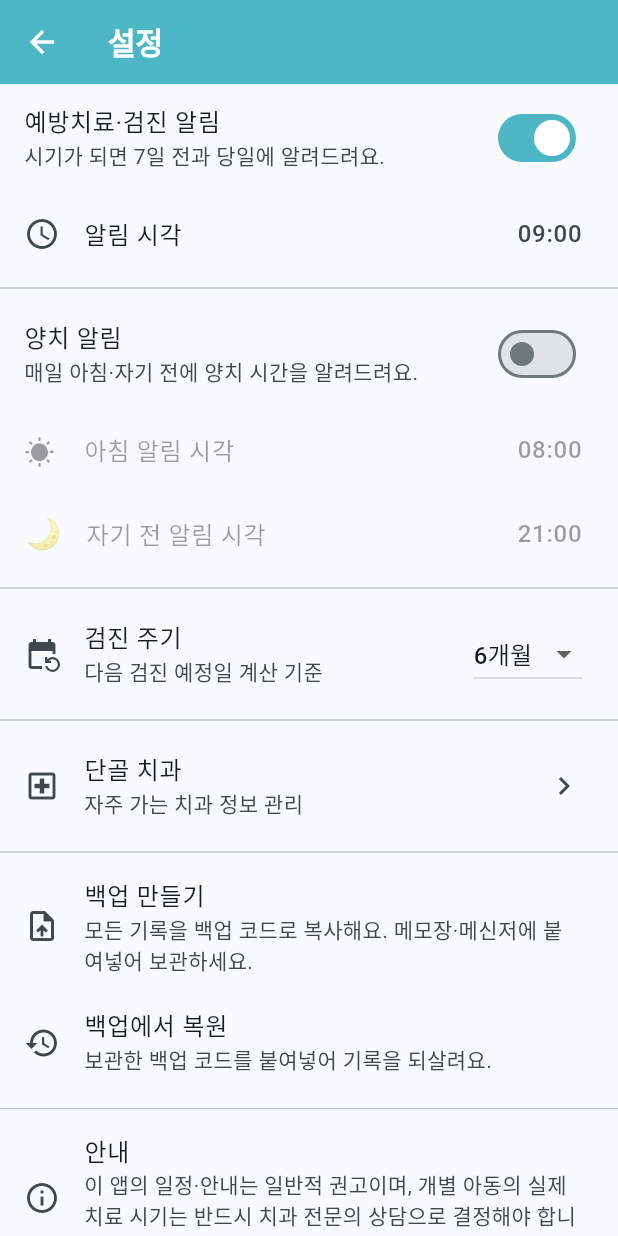
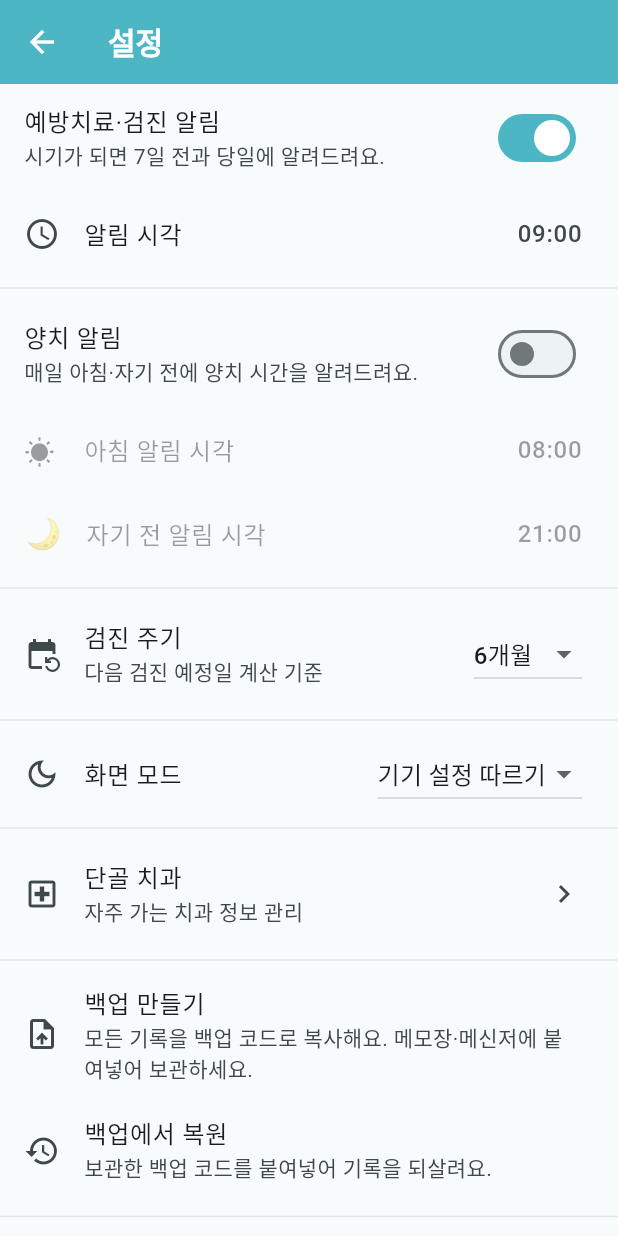
Before and after one commit to youahleum/kids-dental-care, a Flutter app: the screen it shows after launch, after a tap on the "settings" icon, on a phone screen of 412 x 824 dp. Run offline on Flutter 3.47's test engine with Material 3 defaults, Android fonts, the phone set to English and light mode, and no system bars; our stand-ins replace drift, drift_flutter, flutter_local_notifications, flutter_riverpod, go_router, shared_preferences and 1 more; accounts and stored records are empty; generated files the repository leaves out were written again.

Commit message:
feat: 다크 모드 - 설정에서 기기 설정 따르기/밝게/어둡게
- AppTheme을 밝기별 팔레트(바탕·표면·옅은 채움·테두리·강조 글자)로 재구성, dark 테마 추가
- 설정에 '화면 모드' 선택 추가 (저장·복원, 기본은 기기 설정 따르기)
- 화면 곳곳의 하드코딩된 밝은 색을 테마 색(colorScheme)으로 교체
  (홈 헤더·진행 막대·상태 배지, 양치 버튼·스티커 판, AI 상담 말풍선·입력창,
   타임라인 안내 배너·아이콘, 치아 범례)
- 상태 배지 글자는 어두운 모드에서 밝게 바꿔 대비 확보

Co-Authored-By: Claude Opus 5.5 <noreply@anthropic.com>

```diff
--- a/lib/app.dart
+++ b/lib/app.dart
@@ -1,18 +1,28 @@
 import 'package:flutter/material.dart';
+import 'package:flutter_riverpod/flutter_riverpod.dart';
 
 import 'core/router/app_router.dart';
 import 'core/theme/app_theme.dart';
+import 'domain/models/app_settings.dart';
+import 'features/settings/settings_controller.dart';
 
-/// 앱 루트 위젯. 테마와 라우터를 연결한다.
-class KidsDentalApp extends StatelessWidget {
+/// 앱 루트 위젯. 테마(밝게/어둡게)와 라우터를 연결한다.
+class KidsDentalApp extends ConsumerWidget {
   const KidsDentalApp({super.key});
 
   @override
-  Widget build(BuildContext context) {
+  Widget build(BuildContext context, WidgetRef ref) {
+    final mode = ref.watch(settingsProvider.select((s) => s.themeMode));
     return MaterialApp.router(
       title: '우리 가족 덴탈 관리',
       debugShowCheckedModeBanner: false,
       theme: AppTheme.light,
+      darkTheme: AppTheme.dark,
+      themeMode: switch (mode) {
+        AppThemeMode.system => ThemeMode.system,
+        AppThemeMode.light => ThemeMode.light,
+        AppThemeMode.dark => ThemeMode.dark,
+      },
       routerConfig: appRouter,
     );
   }
--- a/lib/core/theme/app_theme.dart
+++ b/lib/core/theme/app_theme.dart
@@ -2,71 +2,135 @@ import 'package:flutter/material.dart';
 
 import 'app_colors.dart';
 
+/// 밝기 모드별 표면·선·글자 색. 화면 코드는 하드코딩 대신 테마(colorScheme)에서 읽는다.
+class _Palette {
+  const _Palette({
+    required this.brightness,
+    required this.background,
+    required this.surface,
+    required this.subtle,
+    required this.track,
+    required this.outline,
+    required this.appBar,
+    required this.accentText,
+    required this.mutedIcon,
+    required this.shadow,
+  });
+
+  final Brightness brightness;
+  final Color background; // 화면 바탕
+  final Color surface; // 카드·시트·하단 탭
+  final Color subtle; // 카드 안 옅은 채움 (surfaceContainerLow)
+  final Color track; // 진행 막대 바탕 (surfaceContainerHighest)
+  final Color outline; // 옅은 테두리 (outlineVariant)
+  final Color appBar;
+  final Color accentText; // 민트 강조 글자 (tertiary)
+  final Color mutedIcon;
+  final Color shadow;
+
+  static const light = _Palette(
+    brightness: Brightness.light,
+    background: AppColors.background,
+    surface: AppColors.surface,
+    subtle: Color(0xFFF2F8F9),
+    track: Color(0xFFEDF2F4),
+    outline: Color(0xFFE0E7EA),
+    appBar: AppColors.mint,
+    accentText: AppColors.mintDark,
+    mutedIcon: Color(0xFF78909C),
+    shadow: Color(0x334DB6C4),
+  );
+
+  static const dark = _Palette(
+    brightness: Brightness.dark,
+    background: Color(0xFF12191B),
+    surface: Color(0xFF1C2528),
+    subtle: Color(0xFF232E31),
+    track: Color(0xFF2C3A3E),
+    outline: Color(0xFF34444A),
+    appBar: Color(0xFF1F5F68),
+    accentText: Color(0xFF6CC9D3),
+    mutedIcon: Color(0xFF8FA3AA),
+    shadow: Color(0x66000000),
+  );
+}
+
 /// 앱 테마. 기준 문서: DESIGN.md (컬러/타이포/토큰)
-/// - radius: card 16, chip 20, button 12
+/// - radius: card 20, chip 20, button 12
 /// - spacing: 4의 배수
 abstract final class AppTheme {
-  static ThemeData get light {
-    final scheme = ColorScheme.fromSeed(
-      seedColor: AppColors.mint,
-      primary: AppColors.mint,
-      secondary: AppColors.coral,
-      surface: AppColors.surface,
-    );
+  static ThemeData get light => _build(_Palette.light);
+  static ThemeData get dark => _build(_Palette.dark);
+
+  static ThemeData _build(_Palette p) {
+    final scheme =
+        ColorScheme.fromSeed(
+          seedColor: AppColors.mint,
+          brightness: p.brightness,
+          primary: AppColors.mint,
+          secondary: AppColors.coral,
+          tertiary: p.accentText,
+          surface: p.surface,
+        ).copyWith(
+          surfaceContainerLow: p.subtle,
+          surfaceContainerHighest: p.track,
+          outlineVariant: p.outline,
+        );
 
     return ThemeData(
       useMaterial3: true,
+      brightness: p.brightness,
       colorScheme: scheme,
-      scaffoldBackgroundColor: AppColors.background,
-      appBarTheme: const AppBarTheme(
-        backgroundColor: AppColors.mint,
+      scaffoldBackgroundColor: p.background,
+      appBarTheme: AppBarTheme(
+        backgroundColor: p.appBar,
         foregroundColor: Colors.white,
         elevation: 0,
         centerTitle: false,
-        titleTextStyle: TextStyle(
+        titleTextStyle: const TextStyle(
           fontSize: 20,
           fontWeight: FontWeight.w600,
           color: Colors.white,
         ),
       ),
       cardTheme: CardThemeData(
-        color: AppColors.surface,
+        color: p.surface,
         elevation: 2,
-        shadowColor: const Color(0x334DB6C4),
+        shadowColor: p.shadow,
         surfaceTintColor: Colors.transparent,
         margin: EdgeInsets.zero,
-        shape: RoundedRectangleBorder(
-          borderRadius: BorderRadius.circular(20),
-        ),
+        shape: RoundedRectangleBorder(borderRadius: BorderRadius.circular(20)),
       ),
       inputDecorationTheme: InputDecorationTheme(
         filled: true,
-        fillColor: AppColors.background,
+        fillColor: p.subtle,
         border: OutlineInputBorder(
           borderRadius: BorderRadius.circular(12),
-          borderSide: const BorderSide(color: Color(0xFFE0E7EA)),
+          borderSide: BorderSide(color: p.outline),
         ),
         enabledBorder: OutlineInputBorder(
           borderRadius: BorderRadius.circular(12),
-          borderSide: const BorderSide(color: Color(0xFFE0E7EA)),
+          borderSide: BorderSide(color: p.outline),
         ),
         focusedBorder: OutlineInputBorder(
           borderRadius: BorderRadius.circular(12),
           borderSide: const BorderSide(color: AppColors.mint, width: 1.5),
         ),
       ),
-      bottomSheetTheme: const BottomSheetThemeData(
-        backgroundColor: AppColors.surface,
+      bottomSheetTheme: BottomSheetThemeData(
+        backgroundColor: p.surface,
         surfaceTintColor: Colors.transparent,
         showDragHandle: true,
-        shape: RoundedRectangleBorder(
+        shape: const RoundedRectangleBorder(
           borderRadius: BorderRadius.vertical(top: Radius.circular(24)),
         ),
       ),
+      dialogTheme: DialogThemeData(
+        backgroundColor: p.surface,
+        surfaceTintColor: Colors.transparent,
+      ),
       chipTheme: ChipThemeData(
-        shape: RoundedRectangleBorder(
-          borderRadius: BorderRadius.circular(20),
-        ),
+        shape: RoundedRectangleBorder(borderRadius: BorderRadius.circular(20)),
       ),
       elevatedButtonTheme: ElevatedButtonThemeData(
         style: ElevatedButton.styleFrom(
@@ -85,7 +149,7 @@ abstract final class AppTheme {
         shape: RoundedRectangleBorder(borderRadius: BorderRadius.circular(18)),
       ),
       navigationBarTheme: NavigationBarThemeData(
-        backgroundColor: AppColors.surface,
+        backgroundColor: p.surface,
         surfaceTintColor: Colors.transparent,
         elevation: 8,
         shadowColor: const Color(0x22000000),
@@ -97,15 +161,15 @@ abstract final class AppTheme {
                 ? FontWeight.w700
                 : FontWeight.w500,
             color: states.contains(WidgetState.selected)
-                ? AppColors.mintDark
-                : const Color(0xFF78909C),
+                ? p.accentText
+                : p.mutedIcon,
           ),
         ),
         iconTheme: WidgetStateProperty.resolveWith(
           (states) => IconThemeData(
             color: states.contains(WidgetState.selected)
-                ? AppColors.mintDark
-                : const Color(0xFF78909C),
+                ? p.accentText
+                : p.mutedIcon,
           ),
         ),
       ),
--- a/lib/data/settings/settings_repository.dart
+++ b/lib/data/settings/settings_repository.dart
@@ -10,6 +10,7 @@ class SettingsRepository {
   static const _kBrushEnabled = 'brushing_reminder_enabled';
   static const _kMorningHour = 'morning_brush_hour';
   static const _kNightHour = 'night_brush_hour';
+  static const _kThemeMode = 'theme_mode';
 
   Future<AppSettings> load() async {
     final p = await SharedPreferences.getInstance();
@@ -20,6 +21,8 @@ class SettingsRepository {
       brushingReminderEnabled: p.getBool(_kBrushEnabled) ?? false,
       morningBrushHour: p.getInt(_kMorningHour) ?? 8,
       nightBrushHour: p.getInt(_kNightHour) ?? 21,
+      themeMode: AppThemeMode.values[(p.getInt(_kThemeMode) ?? 0)
+          .clamp(0, AppThemeMode.values.length - 1)],
     );
   }
 
@@ -31,5 +34,6 @@ class SettingsRepository {
     await p.setBool(_kBrushEnabled, s.brushingReminderEnabled);
     await p.setInt(_kMorningHour, s.morningBrushHour);
     await p.setInt(_kNightHour, s.nightBrushHour);
+    await p.setInt(_kThemeMode, s.themeMode.index);
   }
 }
--- a/lib/domain/models/app_settings.dart
+++ b/lib/domain/models/app_settings.dart
@@ -1,4 +1,15 @@
 import 'package:flutter/foundation.dart';
+
+/// 화면 밝기 모드. 저장 시 인덱스를 쓰므로 순서를 바꾸지 말 것.
+enum AppThemeMode {
+  system('기기 설정 따르기'),
+  light('밝게'),
+  dark('어둡게');
+
+  const AppThemeMode(this.label);
+
+  final String label;
+}
 
 /// 앱 설정. 기준 문서: DESIGN.md 6-6
 @immutable
@@ -10,6 +21,7 @@ class AppSettings {
     this.brushingReminderEnabled = false,
     this.morningBrushHour = 8,
     this.nightBrushHour = 21,
+    this.themeMode = AppThemeMode.system,
   });
 
   /// 알림 on/off.
@@ -30,6 +42,9 @@ class AppSettings {
   /// 자기 전 양치 알림 시각(시).
   final int nightBrushHour;
 
+  /// 화면 밝기 모드.
+  final AppThemeMode themeMode;
+
   AppSettings copyWith({
     bool? notificationsEnabled,
     int? notificationHour,
@@ -37,6 +52,7 @@ class AppSettings {
     bool? brushingReminderEnabled,
     int? morningBrushHour,
     int? nightBrushHour,
+    AppThemeMode? themeMode,
   }) {
     return AppSettings(
       notificationsEnabled: notificationsEnabled ?? this.notificationsEnabled,
@@ -47,6 +63,7 @@ class AppSettings {
           brushingReminderEnabled ?? this.brushingReminderEnabled,
       morningBrushHour: morningBrushHour ?? this.morningBrushHour,
       nightBrushHour: nightBrushHour ?? this.nightBrushHour,
+      themeMode: themeMode ?? this.themeMode,
     );
   }
 }
--- a/lib/features/chat/chat_screen.dart
+++ b/lib/features/chat/chat_screen.dart
@@ -88,8 +88,9 @@ class _Bubble extends StatelessWidget {
   @override
   Widget build(BuildContext context) {
     final isUser = message.isUser;
-    final bg = isUser ? AppColors.mint : AppColors.surface;
-    final fg = isUser ? Colors.white : Colors.black87;
+    final scheme = Theme.of(context).colorScheme;
+    final bg = isUser ? AppColors.mint : scheme.surface;
+    final fg = isUser ? Colors.white : scheme.onSurface;
 
     return Align(
       alignment: isUser ? Alignment.centerRight : Alignment.centerLeft,
@@ -107,7 +108,7 @@ class _Bubble extends StatelessWidget {
           ),
           border: isUser
               ? null
-              : Border.all(color: Colors.black.withValues(alpha: 0.06)),
+              : Border.all(color: scheme.outlineVariant),
         ),
         child: message.isLoading
             ? const _TypingDots()
@@ -214,7 +215,7 @@ class _InputBar extends StatelessWidget {
                 decoration: InputDecoration(
                   hintText: '궁금한 점을 물어보세요',
                   filled: true,
-                  fillColor: AppColors.background,
+                  fillColor: Theme.of(context).colorScheme.surfaceContainerLow,
                   contentPadding: const EdgeInsets.symmetric(
                       horizontal: 16, vertical: 10),
                   border: OutlineInputBorder(
--- a/lib/features/home/home_screen.dart
+++ b/lib/features/home/home_screen.dart
@@ -113,13 +113,15 @@ class _HomeHeader extends StatelessWidget {
   @override
   Widget build(BuildContext context) {
     return Container(
-      decoration: const BoxDecoration(
+      decoration: BoxDecoration(
         gradient: LinearGradient(
           begin: Alignment.topLeft,
           end: Alignment.bottomRight,
-          colors: [AppColors.mint, Color(0xFF6CC9D3)],
+          colors: Theme.of(context).brightness == Brightness.dark
+              ? const [Color(0xFF1F5F68), Color(0xFF2A7F8C)]
+              : const [AppColors.mint, Color(0xFF6CC9D3)],
         ),
-        borderRadius: BorderRadius.vertical(bottom: Radius.circular(28)),
+        borderRadius: const BorderRadius.vertical(bottom: Radius.circular(28)),
       ),
       child: SafeArea(
         bottom: false,
@@ -293,7 +295,7 @@ class _Progress extends StatelessWidget {
           child: LinearProgressIndicator(
             value: stats.completionRate,
             minHeight: 8,
-            backgroundColor: const Color(0xFFEDF2F4),
+            backgroundColor: Theme.of(context).colorScheme.surfaceContainerHighest,
             color: color,
           ),
         ),
@@ -383,7 +385,9 @@ class _FamilyBrushingCard extends ConsumerWidget {
                   style: TextStyle(
                     fontSize: 13,
                     fontWeight: FontWeight.w700,
-                    color: all ? AppColors.statusDone : AppColors.mintDark,
+                    color: all
+                        ? AppColors.statusDone
+                        : Theme.of(context).colorScheme.tertiary,
                   ),
                 ),
               ],
@@ -394,7 +398,7 @@ class _FamilyBrushingCard extends ConsumerWidget {
               child: LinearProgressIndicator(
                 value: members.isEmpty ? 0 : done / members.length,
                 minHeight: 6,
-                backgroundColor: const Color(0xFFEDF2F4),
+                backgroundColor: Theme.of(context).colorScheme.surfaceContainerHighest,
                 color: all ? AppColors.statusDone : AppColors.mint,
               ),
             ),
@@ -434,13 +438,14 @@ class _SummaryRow extends StatelessWidget {
 
   @override
   Widget build(BuildContext context) {
+    final dark = Theme.of(context).brightness == Brightness.dark;
     final next = stats.nextTask;
     final now = DateTime.now();
     final today = DateTime(now.year, now.month, now.day);
 
     Widget nextBadge;
     if (next == null) {
-      nextBadge = _pill('할 일 없음', AppColors.statusNeutral);
+      nextBadge = _pill('할 일 없음', AppColors.statusNeutral, dark);
     } else {
       final d = DateTime(next.recommendedDate.year, next.recommendedDate.month,
           next.recommendedDate.day);
@@ -450,7 +455,7 @@ class _SummaryRow extends StatelessWidget {
           : days == 0
               ? ('오늘', AppColors.statusUpcoming)
               : ('D-$days', AppColors.statusUpcoming);
-      nextBadge = _pill('${next.title} · $label', color);
+      nextBadge = _pill('${next.title} · $label', color, dark);
     }
 
     return Row(
@@ -458,17 +463,17 @@ class _SummaryRow extends StatelessWidget {
         Flexible(child: nextBadge),
         if (stats.overdueTasks > 0) ...[
           const SizedBox(width: 6),
-          _pill('놓친 일정 ${stats.overdueTasks}', AppColors.statusOverdue),
+          _pill('놓친 일정 ${stats.overdueTasks}', AppColors.statusOverdue, dark),
         ],
         if (stats.cariesCount > 0) ...[
           const SizedBox(width: 6),
-          _pill('충치 ${stats.cariesCount}', AppColors.toothCaries),
+          _pill('충치 ${stats.cariesCount}', AppColors.toothCaries, dark),
         ],
       ],
     );
   }
 
-  Widget _pill(String text, Color color) {
+  Widget _pill(String text, Color color, bool dark) {
     return Container(
       padding: const EdgeInsets.symmetric(horizontal: 8, vertical: 4),
       decoration: BoxDecoration(
@@ -480,14 +485,16 @@ class _SummaryRow extends StatelessWidget {
         maxLines: 1,
         overflow: TextOverflow.ellipsis,
         style: TextStyle(
-            fontSize: 11, fontWeight: FontWeight.w600, color: _darken(color)),
+            fontSize: 11, fontWeight: FontWeight.w600, color: _ink(color, dark)),
       ),
     );
   }
 
-  Color _darken(Color c) {
+  /// 글자색: 밝은 모드는 어둡게, 어두운 모드는 밝게 해 옅은 배경 위 대비를 확보한다.
+  Color _ink(Color c, bool dark) {
     final hsl = HSLColor.fromColor(c);
-    return hsl.withLightness((hsl.lightness - 0.25).clamp(0.0, 1.0)).toColor();
+    final l = dark ? hsl.lightness + 0.15 : hsl.lightness - 0.25;
+    return hsl.withLightness(l.clamp(0.0, 1.0)).toColor();
   }
 }
 
--- a/lib/features/settings/settings_controller.dart
+++ b/lib/features/settings/settings_controller.dart
@@ -39,6 +39,11 @@ class SettingsNotifier extends Notifier<AppSettings> {
     await _persist();
   }
 
+  Future<void> setThemeMode(AppThemeMode mode) async {
+    state = state.copyWith(themeMode: mode);
+    await _persist();
+  }
+
   Future<void> setBrushingReminderEnabled(bool v) async {
     state = state.copyWith(brushingReminderEnabled: v);
     await _persist();
--- a/lib/features/settings/settings_screen.dart
+++ b/lib/features/settings/settings_screen.dart
@@ -5,6 +5,7 @@ import 'package:flutter_riverpod/flutter_riverpod.dart';
 import '../../data/providers.dart';
 import '../clinics/clinics_screen.dart';
 import '../notifications/notification_controller.dart';
+import '../../domain/models/app_settings.dart';
 import '../../domain/models/brushing.dart';
 import 'settings_controller.dart';
 
@@ -131,6 +132,21 @@ class SettingsScreen extends ConsumerWidget {
           ),
           const Divider(),
           ListTile(
+            leading: const Icon(Icons.dark_mode_outlined),
+            title: const Text('화면 모드'),
+            trailing: DropdownButton<AppThemeMode>(
+              value: settings.themeMode,
+              items: [
+                for (final m in AppThemeMode.values)
+                  DropdownMenuItem(value: m, child: Text(m.label)),
+              ],
+              onChanged: (m) {
+                if (m != null) notifier.setThemeMode(m);
+              },
+            ),
+          ),
+          const Divider(),
+          ListTile(
             leading: const Icon(Icons.local_hospital_outlined),
             title: const Text('단골 치과'),
             subtitle: const Text('자주 가는 치과 정보 관리'),
--- a/lib/features/tooth_chart/tooth_chart_screen.dart
+++ b/lib/features/tooth_chart/tooth_chart_screen.dart
@@ -363,7 +363,8 @@ class _Legend extends StatelessWidget {
                 decoration: BoxDecoration(
                   color: toothStatusStyle(s).color,
                   shape: BoxShape.circle,
-                  border: Border.all(color: const Color(0xFFCFD8DC)),
+                  border: Border.all(
+                      color: Theme.of(context).colorScheme.outlineVariant),
                 ),
               ),
               const SizedBox(width: 6),
```
Also changed, not shown: lib/features/brushing/brushing_screen.dart (+7 -6 lines), lib/features/timeline/timeline_screen.dart (+9 -5 lines).
